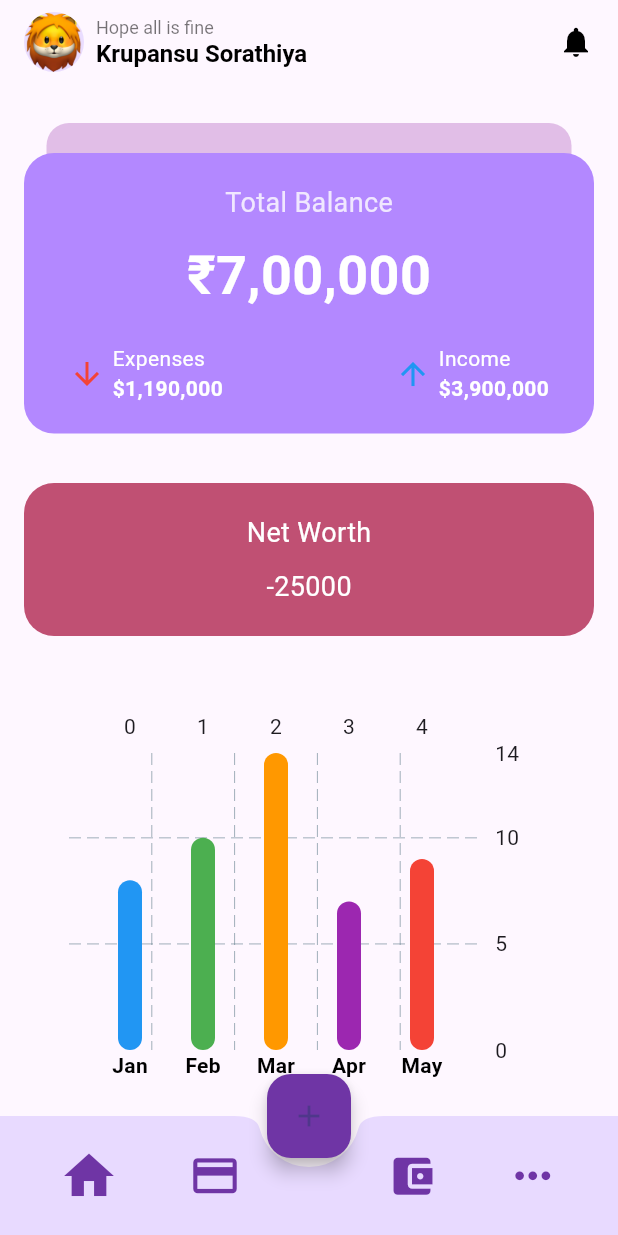
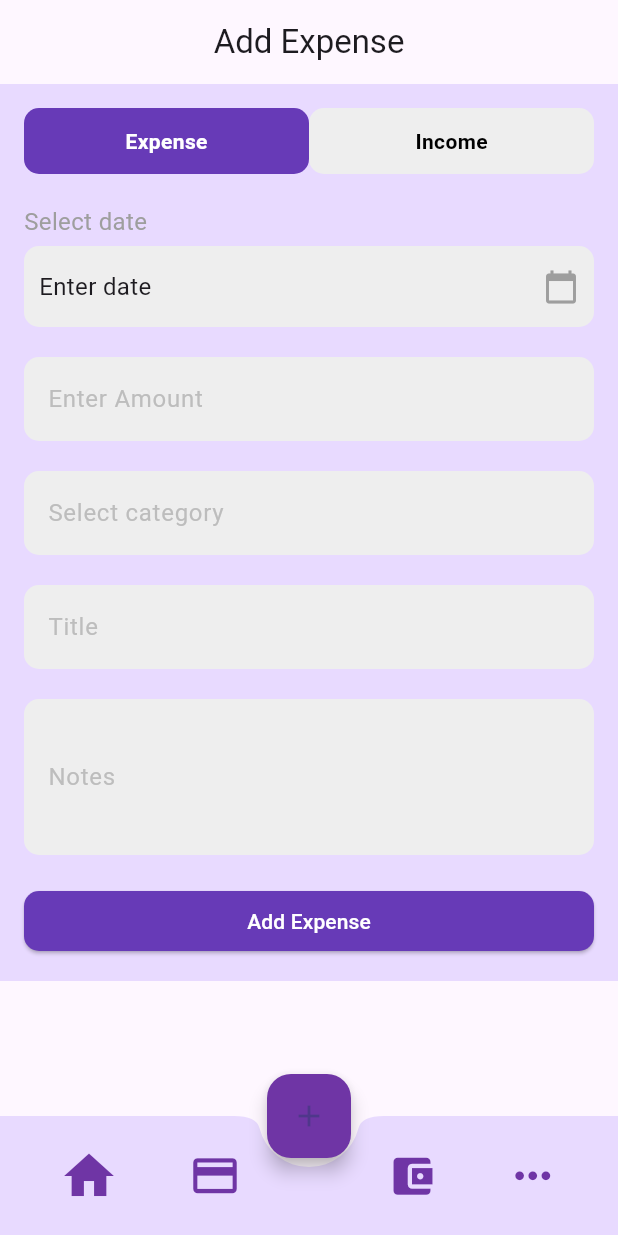
Before and after one commit to jenilgajera/Financial_vista, a Flutter app: the DashboardScreen screen opened directly, after a tap on the "add" icon, on a phone screen of 412 x 824 dp. Run offline on Flutter 3.47's test engine with Material 3 defaults, Android fonts, the phone set to English and light mode, and no system bars; drawn by our look-alikes of fl_chart; our stand-ins replace page_transition, swipeable_button_view.

Commit message:
added notificaton screen,income /expanse screen

```diff
--- /dev/null
+++ b/financial_vista/lib/AddExpenseScreen.dart
@@ -0,0 +1,272 @@
+import 'package:financial_vista/dashboard.dart';
+import 'package:flutter/material.dart';
+
+class AddExpenseScreen extends StatefulWidget {
+  @override
+  _AddExpenseScreenState createState() => _AddExpenseScreenState();
+}
+
+class _AddExpenseScreenState extends State<AddExpenseScreen> {
+  String _selectedType = 'Expense';
+  DateTime? _selectedDate;
+  final _amountController = TextEditingController();
+  final _categoryController = TextEditingController();
+  final _titleController = TextEditingController();
+  final _notesController = TextEditingController();
+
+  @override
+  Widget build(BuildContext context) {
+    return Scaffold(
+      appBar: AppBar(
+        title: Text(_selectedType == 'Expense' ? 'Add Expense' : 'Add Income'),
+        centerTitle: true,
+        backgroundColor: Colors.transparent,
+        elevation: 0,
+        automaticallyImplyLeading: false,
+      ),
+      body: Container(
+        color: const Color(0xFFE8DAFF), // Light purple background
+        padding: const EdgeInsets.all(16.0),
+        child: SingleChildScrollView(
+          child: Column(
+            crossAxisAlignment: CrossAxisAlignment.start,
+            children: [
+              // Expense/Income Toggle
+              Row(
+                children: [
+                  Expanded(
+                    child: _buildToggleOption('Expense'),
+                  ),
+                  Expanded(
+                    child: _buildToggleOption('Income'),
+                  ),
+                ],
+              ),
+              const SizedBox(height: 20),
+              // Show relevant form based on the selected type
+              _selectedType == 'Expense'
+                  ? _buildExpenseForm()
+                  : _buildIncomeForm(),
+            ],
+          ),
+        ),
+      ),
+      bottomNavigationBar: BottomAppBar(
+        color: const Color(0xFFE8DAFF),
+        shape: const CircularNotchedRectangle(),
+        notchMargin: 6.0,
+        child: SizedBox(
+          height: 60.0,
+          child: Row(
+            mainAxisAlignment: MainAxisAlignment.spaceAround,
+            children: <Widget>[
+              IconButton(
+                icon: const Icon(Icons.home),
+                iconSize: 40,
+                color: const Color(0xFF6F35A5),
+                onPressed: () {
+                  Navigator.push(
+                    context,
+                    MaterialPageRoute(
+                        builder: (context) => const DashboardScreen()),
+                  );
+                },
+              ),
+              IconButton(
+                icon: const Icon(Icons.credit_card),
+                iconSize: 35,
+                color: const Color(0xFF6F35A5),
+                onPressed: () {},
+              ),
+              const SizedBox(width: 20), // Space for the FloatingActionButton
+              IconButton(
+                icon: const Icon(Icons.account_balance_wallet),
+                iconSize: 33,
+                color: const Color(0xFF6F35A5),
+                onPressed: () {},
+              ),
+              IconButton(
+                icon: const Icon(Icons.more_horiz),
+                iconSize: 35,
+                color: const Color(0xFF6F35A5),
+                onPressed: () {},
+              ),
+            ],
+          ),
+        ),
+      ),
+      floatingActionButton: FloatingActionButton(
+        onPressed: () {
+          Navigator.push(
+            context,
+            MaterialPageRoute(builder: (context) => AddExpenseScreen()),
+          );
+        },
+        backgroundColor: const Color(0xFF6F35A5),
+        elevation: 5.0,
+        child: Icon(Icons.add),
+      ),
+      floatingActionButtonLocation: FloatingActionButtonLocation.centerDocked,
+    );
+  }
+
+  Widget _buildToggleOption(String text) {
+    return GestureDetector(
+      onTap: () {
+        setState(() {
+          _selectedType = text;
+        });
+      },
+      child: Container(
+        decoration: BoxDecoration(
+          color: _selectedType == text ? Colors.deepPurple : Colors.grey[200],
+          borderRadius: BorderRadius.circular(10),
+        ),
+        padding: const EdgeInsets.symmetric(vertical: 12),
+        alignment: Alignment.center,
+        child: Text(
+          text,
+          style: TextStyle(
+            color: _selectedType == text ? Colors.white : Colors.black,
+            fontWeight: FontWeight.bold,
+          ),
+        ),
+      ),
+    );
+  }
+
+  Widget _buildDatePicker() {
+    return Column(
+      crossAxisAlignment: CrossAxisAlignment.start,
+      children: [
+        const Text(
+          'Select date',
+          style: TextStyle(color: Colors.grey, fontSize: 16),
+        ),
+        const SizedBox(height: 5),
+        GestureDetector(
+          onTap: () async {
+            final DateTime? pickedDate = await showDatePicker(
+              context: context,
+              initialDate: DateTime.now(),
+              firstDate: DateTime(2000),
+              lastDate: DateTime(2101),
+            );
+            if (pickedDate != null && pickedDate != _selectedDate) {
+              setState(() {
+                _selectedDate = pickedDate;
+              });
+            }
+          },
+          child: Container(
+            padding: const EdgeInsets.symmetric(vertical: 15, horizontal: 10),
+            decoration: BoxDecoration(
+              color: Colors.grey[200],
+              borderRadius: BorderRadius.circular(10),
+            ),
+            child: Row(
+              children: [
+                Text(
+                  _selectedDate == null
+                      ? 'Enter date'
+                      : '${_selectedDate!.month}/${_selectedDate!.day}/${_selectedDate!.year}',
+                  style: const TextStyle(fontSize: 16),
+                ),
+                const Spacer(),
+                const Icon(Icons.calendar_today, color: Colors.grey),
+              ],
+            ),
+          ),
+        ),
+      ],
+    );
+  }
+
+  Widget _buildTextField(TextEditingController controller, String labelText,
+      {int maxLines = 1}) {
+    return TextField(
+      controller: controller,
+      maxLines: maxLines,
+      decoration: InputDecoration(
+        labelText: labelText,
+        labelStyle: TextStyle(color: Colors.grey[400], fontSize: 16),
+        filled: true,
+        fillColor: Colors.grey[200],
+        border: OutlineInputBorder(
+          borderRadius: BorderRadius.circular(10),
+          borderSide: BorderSide.none,
+        ),
+      ),
+    );
+  }
+
+  Widget _buildExpenseForm() {
+    return Column(
+      children: [
+        _buildDatePicker(),
+        const SizedBox(height: 20),
+        _buildTextField(_amountController, 'Enter Amount'),
+        const SizedBox(height: 20),
+        _buildTextField(_categoryController, 'Select category'),
+        const SizedBox(height: 20),
+        _buildTextField(_titleController, 'Title'),
+        const SizedBox(height: 20),
+        _buildTextField(_notesController, 'Notes', maxLines: 3),
+        const SizedBox(height: 20),
+        SizedBox(
+          width: double.infinity,
+          child: ElevatedButton(
+            onPressed: () {
+              // Handle add expense action
+            },
+            child: const Text(
+              'Add Expense',
+              style: TextStyle(color: Colors.white),
+            ),
+            style: ElevatedButton.styleFrom(
+              backgroundColor: Colors.deepPurple,
+              shape: RoundedRectangleBorder(
+                borderRadius: BorderRadius.circular(10),
+              ),
+            ),
+          ),
+        ),
+      ],
+    );
+  }
+
+  Widget _buildIncomeForm() {
+    return Column(
+      children: [
+        _buildDatePicker(),
+        const SizedBox(height: 20),
+        _buildTextField(_amountController, 'Enter Amount'),
+        const SizedBox(height: 20),
+        _buildTextField(_categoryController, 'Select category'),
+        const SizedBox(height: 20),
+        _buildTextField(_titleController, 'Title'),
+        const SizedBox(height: 20),
+        _buildTextField(_notesController, 'Notes', maxLines: 3),
+        const SizedBox(height: 20),
+        SizedBox(
+          width: double.infinity,
+          child: ElevatedButton(
+            onPressed: () {
+              // Handle add income action
+            },
+            child: const Text(
+              'Add Income',
+              style: TextStyle(color: Colors.white),
+            ),
+            style: ElevatedButton.styleFrom(
+              backgroundColor: Colors.deepPurple,
+              shape: RoundedRectangleBorder(
+                borderRadius: BorderRadius.circular(10),
+              ),
+            ),
+          ),
+        ),
+      ],
+    );
+  }
+}
--- a/financial_vista/lib/dashboard.dart
+++ b/financial_vista/lib/dashboard.dart
@@ -1,3 +1,6 @@
+import 'package:financial_vista/AddExpenseScreen.dart';
+import 'package:financial_vista/edit_profile.dart';
+import 'package:financial_vista/notification.dart';
 import 'package:flutter/material.dart';
 import 'package:fl_chart/fl_chart.dart';
 
@@ -11,13 +14,22 @@ class DashboardScreen extends StatelessWidget {
       appBar: AppBar(
         backgroundColor: Colors.transparent,
         elevation: 0,
-        title: const Row(
+        title: Row(
           children: [
-            CircleAvatar(
-              backgroundImage: AssetImage('assets/image/profileimage.png'),
+            GestureDetector(
+              onTap: () {
+                Navigator.push(
+                  context,
+                  MaterialPageRoute(
+                      builder: (context) => const EditProfileScreen()),
+                );
+              },
+              child: const CircleAvatar(
+                backgroundImage: AssetImage('assets/image/profileimage.png'),
+              ),
             ),
-            SizedBox(width: 8),
-            Column(
+            const SizedBox(width: 8),
+            const Column(
               crossAxisAlignment: CrossAxisAlignment.start,
               children: [
                 Text(
@@ -34,8 +46,17 @@ class DashboardScreen extends StatelessWidget {
                 ),
               ],
             ),
-            Spacer(),
-            Icon(Icons.notifications, color: Colors.black),
+            const Spacer(),
+            IconButton(
+              icon: const Icon(Icons.notifications, color: Colors.black),
+              onPressed: () {
+                Navigator.push(
+                  context,
+                  MaterialPageRoute(
+                      builder: (context) => const NotificationScreen()),
+                );
+              },
+            ),
           ],
         ),
         automaticallyImplyLeading: false,
@@ -56,7 +77,8 @@ class DashboardScreen extends StatelessWidget {
                   color: const Color(0xFFE1BEE7),
                   borderRadius: BorderRadius.circular(15),
                 ),
-                padding: const EdgeInsets.symmetric(vertical: 20, horizontal: 30),
+                padding:
+                    const EdgeInsets.symmetric(vertical: 20, horizontal: 30),
               ),
             ),
 
@@ -70,7 +92,8 @@ class DashboardScreen extends StatelessWidget {
                   color: const Color(0xFFB388FF),
                   borderRadius: BorderRadius.circular(20),
                 ),
-                padding: const EdgeInsets.symmetric(vertical: 20, horizontal: 30),
+                padding:
+                    const EdgeInsets.symmetric(vertical: 20, horizontal: 30),
                 child: Column(
                   crossAxisAlignment: CrossAxisAlignment.center,
                   children: [
@@ -119,7 +142,7 @@ class DashboardScreen extends StatelessWidget {
                         // Income Section
                         Row(
                           children: [
-                            Icon(Icons.arrow_upward, color: Colors.blue),
+                            Icon(Icons.arrow_upward, color: Colors.green),
                             SizedBox(width: 5),
                             Column(
                               crossAxisAlignment: CrossAxisAlignment.start,
@@ -154,7 +177,8 @@ class DashboardScreen extends StatelessWidget {
                   color: const Color.fromARGB(255, 192, 80, 115),
                   borderRadius: BorderRadius.circular(20),
                 ),
-                padding: const EdgeInsets.symmetric(vertical: 20, horizontal: 30),
+                padding:
+                    const EdgeInsets.symmetric(vertical: 20, horizontal: 30),
                 child: const Column(
                   crossAxisAlignment: CrossAxisAlignment.center,
                   children: [
@@ -185,7 +209,8 @@ class DashboardScreen extends StatelessWidget {
               right: 0,
               child: Container(
                 height: 290, // Set a fixed height for the chart
-                padding: const EdgeInsets.symmetric(vertical: 20, horizontal: 30),
+                padding:
+                    const EdgeInsets.symmetric(vertical: 20, horizontal: 30),
                 child: BarChart(
                   BarChartData(
                     barGroups: [
@@ -326,7 +351,12 @@ class DashboardScreen extends StatelessWidget {
         ),
       ),
       floatingActionButton: FloatingActionButton(
-        onPressed: () {},
+        onPressed: () {
+          Navigator.push(
+            context,
+            MaterialPageRoute(builder: (context) => AddExpenseScreen()),
+          );
+        },
         backgroundColor: const Color(0xFF6F35A5),
         elevation: 5.0,
         child: Icon(Icons.add),
--- a/financial_vista/lib/sign_create.dart
+++ b/financial_vista/lib/sign_create.dart
@@ -35,6 +35,7 @@ class SignInScreen extends StatelessWidget {
                   width: constraints.maxWidth * 0.8,
                   child: ElevatedButton(
                     onPressed: () {
+
                       Navigator.push(
                         context,
                         MaterialPageRoute(
```
Also changed, not shown: financial_vista/lib/edit_profile.dart (+49 -13 lines), financial_vista/lib/notification.dart (added, +177 -0 lines).
